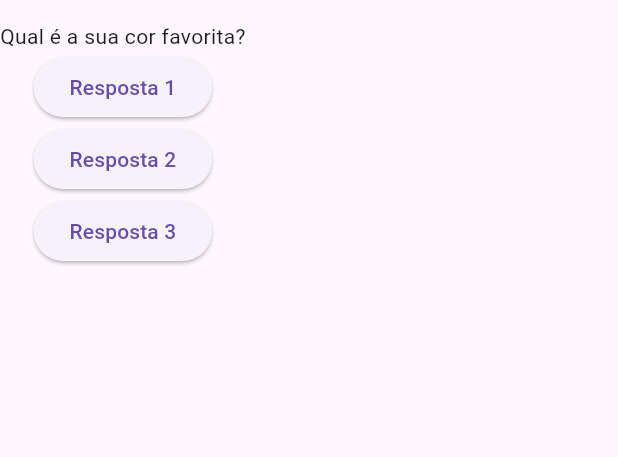
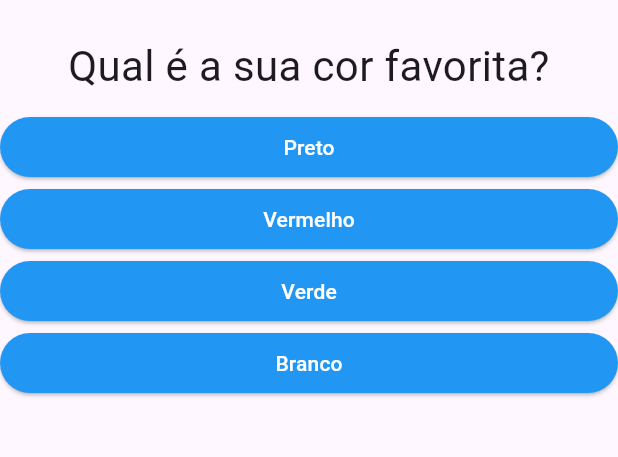
Before and after one commit to gPagio/curso-udemy-aprenda-flutter-e-desenvolva-apps-para-android-e-ios, a Flutter app: the screen it shows after launch, on a phone screen of 412 x 824 dp, the part 63-520 px from its top. Run offline on Flutter 3.47's test engine with Material 3 defaults, Android fonts, the phone set to English and light mode, and no system bars.

Commit message:
feat: secao 2 12/09/2025 14:10

```diff
--- a/projeto_perguntas/lib/main.dart
+++ b/projeto_perguntas/lib/main.dart
@@ -1,35 +1,53 @@
 import 'package:flutter/material.dart';
+
+import './resposta.dart';
+import './questao.dart';
 
 main() => runApp(PerguntaApp());
 
-class PerguntaAppState extends State<PerguntaApp> {
-  var perguntaSelecionada = 0;
+class _PerguntaAppState extends State<PerguntaApp> {
+  final List<Map<String, Object>> perguntas = [
+    {
+      'pergunta': 'Qual é a sua cor favorita?',
+      'respostas': ['Preto', 'Vermelho', 'Verde', 'Branco'],
+    },
+    {
+      'pergunta': 'Qual é o seu animal favorito?',
+      'respostas': ['Coelho', 'Cobra', 'Elefante', 'Leão'],
+    },
+    {
+      'pergunta': 'Quantos mundiais tem o Palmeiras?',
+      'respostas': ['Zero', '0 x 1', 'Quem é Palmeiras?', 'Kkkkkkkk'],
+    },
+  ];
 
-  void responder() {
+  var _perguntaSelecionada = 0;
+
+  void _responder() {
     setState(() {
-      perguntaSelecionada++;
+      if (_perguntaSelecionada + 1 == perguntas.length) {
+        _perguntaSelecionada = 0;
+      } else {
+        _perguntaSelecionada++;
+      }
     });
 
     print('Pergunta Respondida!');
-    print('Pergunta Selecionada $perguntaSelecionada');
+    print('Pergunta Selecionada $_perguntaSelecionada');
   }
 
   @override
   Widget build(BuildContext context) {
-    final perguntas = [
-      'Qual é a sua cor favorita?',
-      'Qual é o seu animal favorito?',
-    ];
+
+    List<String> respostasTexto = perguntas[_perguntaSelecionada].cast()['respostas'];
 
     return MaterialApp(
       home: Scaffold(
         appBar: AppBar(title: Text('Perguntas')),
         body: Column(
           children: [
-            Text(perguntas.elementAt(perguntaSelecionada)),
-            ElevatedButton(child: Text('Resposta 1'), onPressed: responder),
-            ElevatedButton(child: Text('Resposta 2'), onPressed: responder),
-            ElevatedButton(child: Text('Resposta 3'), onPressed: responder),
+            Questao(perguntas[_perguntaSelecionada]['pergunta'].toString()),
+            ...respostasTexto.map((resposta) => Resposta(resposta, _responder))
           ],
         ),
       ),
@@ -38,7 +56,10 @@ class PerguntaAppState extends State<PerguntaApp> {
 }
 
 class PerguntaApp extends StatefulWidget {
-  PerguntaAppState createState() {
-    return PerguntaAppState();
+  const PerguntaApp({super.key});
+
+  @override
+  _PerguntaAppState createState() {
+    return _PerguntaAppState();
   }
 }
--- /dev/null
+++ b/projeto_perguntas/lib/questao.dart
@@ -0,0 +1,20 @@
+import 'package:flutter/material.dart';
+
+class Questao extends StatelessWidget {
+  final String texto;
+
+  const Questao(this.texto, {super.key});
+
+  @override
+  Widget build(BuildContext context) {
+    return Container(
+      width: double.infinity,
+      margin: EdgeInsets.all(10),
+      child: Text(
+        texto,
+        style: TextStyle(fontSize: 28),
+        textAlign: TextAlign.center,
+      ),
+    );
+  }
+}
--- /dev/null
+++ b/projeto_perguntas/lib/resposta.dart
@@ -0,0 +1,23 @@
+import 'package:flutter/material.dart';
+
+class Resposta extends StatelessWidget {
+  final String _resposta;
+  final void Function() _onPressed;
+
+  const Resposta(this._resposta, this._onPressed, {super.key});
+
+  @override
+  Widget build(BuildContext context) {
+    return SizedBox(
+      width: double.infinity,
+      child: ElevatedButton(
+        style: ElevatedButton.styleFrom(
+          backgroundColor: Colors.blue,
+          foregroundColor: Colors.white,
+        ),
+        onPressed: this._onPressed,
+        child: Text(this._resposta),
+      ),
+    );
+  }
+}
```
